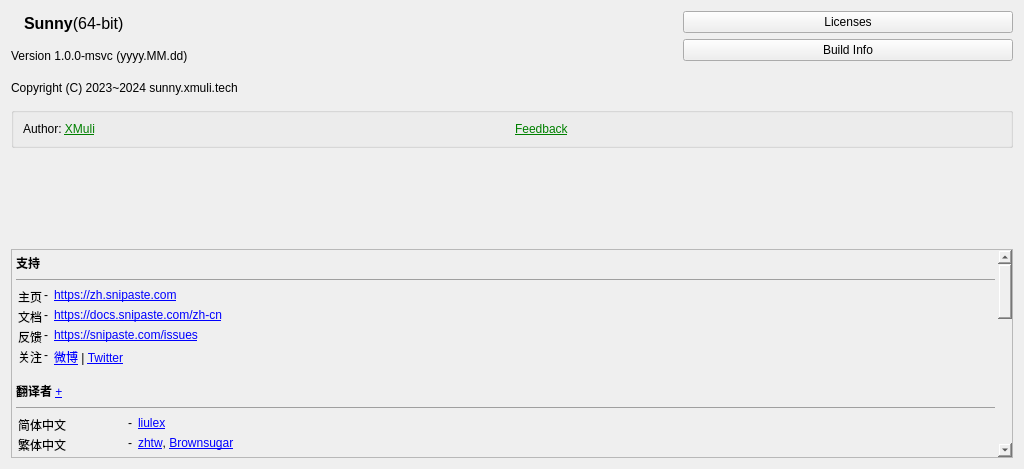
Before: the Qt Designer form src/ui/composite_widgets/about.ui in XMuli/SunnyCapturer, drawn with Qt 5.
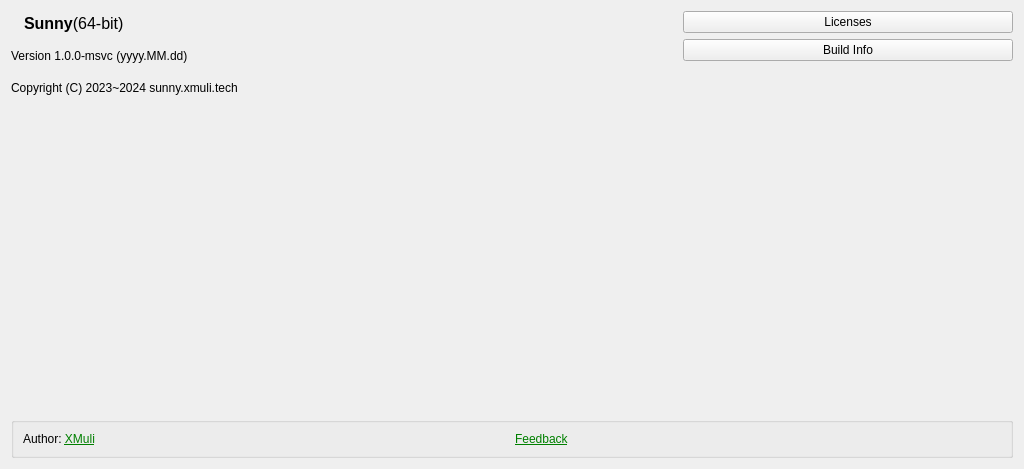
After: the same form once the commit is applied. Icons and pictures are not drawn.

```diff
--- a/src/ui/composite_widgets/about.ui
+++ b/src/ui/composite_widgets/about.ui
@@ -84,6 +84,59 @@
      </layout>
     </widget>
    </item>
+   <item row="4" column="0" colspan="3">
+    <widget class="QGroupBox" name="groupBox">
+     <property name="title">
+      <string/>
+     </property>
+     <layout class="QVBoxLayout" name="verticalLayout_3">
+      <item>
+       <widget class="QWidget" name="widget" native="true">
+        <layout class="QHBoxLayout" name="horizontalLayout_2">
+         <property name="leftMargin">
+          <number>0</number>
+         </property>
+         <property name="topMargin">
+          <number>0</number>
+         </property>
+         <property name="rightMargin">
+          <number>0</number>
+         </property>
+         <property name="bottomMargin">
+          <number>0</number>
+         </property>
+         <item>
+          <widget class="QLabel" name="labMail">
+           <property name="text">
+            <string>&lt;html&gt;&lt;head/&gt;&lt;body&gt;&lt;p&gt;Author: &lt;a href=&quot;https://github.com/XMuli&quot;&gt;&lt;span style=&quot; text-decoration: underline; color:#008000;&quot;&gt;XMuli&lt;/span&gt;&lt;/a&gt;&lt;/p&gt;&lt;/body&gt;&lt;/html&gt;</string>
+           </property>
+           <property name="openExternalLinks">
+            <bool>true</bool>
+           </property>
+          </widget>
+         </item>
+         <item>
+          <widget class="QLabel" name="labIMGroup">
+           <property name="text">
+            <string>&lt;html&gt;&lt;head/&gt;&lt;body&gt;&lt;p&gt;&lt;a href=&quot;https://github.com/XMuli/SunnyPages/issues&quot;&gt;&lt;span style=&quot; text-decoration: underline; color:#008000;&quot;&gt;Feedback&lt;/span&gt;&lt;/a&gt;&lt;/p&gt;&lt;/body&gt;&lt;/html&gt;</string>
+           </property>
+           <property name="textFormat">
+            <enum>Qt::RichText</enum>
+           </property>
+           <property name="alignment">
+            <set>Qt::AlignLeading|Qt::AlignLeft|Qt::AlignVCenter</set>
+           </property>
+           <property name="openExternalLinks">
+            <bool>true</bool>
+           </property>
+          </widget>
+         </item>
+        </layout>
+       </widget>
+      </item>
+     </layout>
+    </widget>
+   </item>
    <item row="0" column="2" rowspan="3">
     <widget class="QWidget" name="widget_2" native="true">
      <layout class="QVBoxLayout" name="verticalLayout">
@@ -149,66 +202,13 @@
      </property>
     </widget>
    </item>
-   <item row="3" column="0" colspan="3">
-    <widget class="QGroupBox" name="groupBox">
-     <property name="title">
-      <string/>
-     </property>
-     <layout class="QVBoxLayout" name="verticalLayout_3">
-      <item>
-       <widget class="QWidget" name="widget" native="true">
-        <layout class="QHBoxLayout" name="horizontalLayout_2">
-         <property name="leftMargin">
-          <number>0</number>
-         </property>
-         <property name="topMargin">
-          <number>0</number>
-         </property>
-         <property name="rightMargin">
-          <number>0</number>
-         </property>
-         <property name="bottomMargin">
-          <number>0</number>
-         </property>
-         <item>
-          <widget class="QLabel" name="labMail">
-           <property name="text">
-            <string>&lt;html&gt;&lt;head/&gt;&lt;body&gt;&lt;p&gt;Author: &lt;a href=&quot;https://github.com/XMuli&quot;&gt;&lt;span style=&quot; text-decoration: underline; color:#008000;&quot;&gt;XMuli&lt;/span&gt;&lt;/a&gt;&lt;/p&gt;&lt;/body&gt;&lt;/html&gt;</string>
-           </property>
-           <property name="openExternalLinks">
-            <bool>true</bool>
-           </property>
-          </widget>
-         </item>
-         <item>
-          <widget class="QLabel" name="labIMGroup">
-           <property name="text">
-            <string>&lt;html&gt;&lt;head/&gt;&lt;body&gt;&lt;p&gt;&lt;a href=&quot;https://github.com/XMuli/SunnyPages/issues&quot;&gt;&lt;span style=&quot; text-decoration: underline; color:#008000;&quot;&gt;Feedback&lt;/span&gt;&lt;/a&gt;&lt;/p&gt;&lt;/body&gt;&lt;/html&gt;</string>
-           </property>
-           <property name="textFormat">
-            <enum>Qt::RichText</enum>
-           </property>
-           <property name="alignment">
-            <set>Qt::AlignLeading|Qt::AlignLeft|Qt::AlignVCenter</set>
-           </property>
-           <property name="openExternalLinks">
-            <bool>true</bool>
-           </property>
-          </widget>
-         </item>
-        </layout>
-       </widget>
-      </item>
-     </layout>
-    </widget>
-   </item>
-   <item row="4" column="1">
+   <item row="3" column="0">
     <spacer name="verticalSpacer">
      <property name="orientation">
       <enum>Qt::Vertical</enum>
      </property>
      <property name="sizeType">
-      <enum>QSizePolicy::Preferred</enum>
+      <enum>QSizePolicy::Expanding</enum>
      </property>
      <property name="sizeHint" stdset="0">
       <size>
@@ -218,208 +218,6 @@
      </property>
     </spacer>
    </item>
-   <item row="5" column="0" colspan="3">
-    <widget class="QTextBrowser" name="textBrowser">
-     <property name="styleSheet">
-      <string notr="true">background-color: palette(window);</string>
-     </property>
-     <property name="html">
-      <string>&lt;!DOCTYPE HTML PUBLIC &quot;-//W3C//DTD HTML 4.0//EN&quot; &quot;http://www.w3.org/TR/REC-html40/strict.dtd&quot;&gt;
-&lt;html&gt;&lt;head&gt;&lt;meta name=&quot;qrichtext&quot; content=&quot;1&quot; /&gt;&lt;meta charset=&quot;utf-8&quot; /&gt;&lt;style type=&quot;text/css&quot;&gt;
-p, li { white-space: pre-wrap; }
-hr { height: 1px; border-width: 0; }
-li.unchecked::marker { content: &quot;\2610&quot;; }
-li.checked::marker { content: &quot;\2612&quot;; }
-&lt;/style&gt;&lt;/head&gt;&lt;body style=&quot; font-family:'Segoe UI'; font-size:9pt; font-weight:400; font-style:normal;&quot;&gt;
-&lt;p style=&quot; margin-top:0px; margin-bottom:0px; margin-left:0px; margin-right:0px; -qt-block-indent:0; text-indent:0px;&quot;&gt;&lt;span style=&quot; font-weight:700;&quot;&gt;支持&lt;/span&gt;&lt;/p&gt;
-&lt;hr /&gt;
-&lt;table border=&quot;0&quot; style=&quot; margin-top:0px; margin-bottom:0px; margin-left:0px; margin-right:0px;&quot; cellspacing=&quot;2&quot; cellpadding=&quot;0&quot;&gt;
-&lt;tr&gt;
-&lt;td&gt;
-&lt;p style=&quot; margin-top:0px; margin-bottom:0px; margin-left:0px; margin-right:0px; -qt-block-indent:0; text-indent:0px;&quot;&gt;主页&lt;/p&gt;&lt;/td&gt;
-&lt;td&gt;
-&lt;p style=&quot; margin-top:0px; margin-bottom:0px; margin-left:0px; margin-right:0px; -qt-block-indent:0; text-indent:0px;&quot;&gt;- &lt;/p&gt;&lt;/td&gt;
-&lt;td&gt;
-&lt;p style=&quot; margin-top:0px; margin-bottom:0px; margin-left:0px; margin-right:0px; -qt-block-indent:0; text-indent:0px;&quot;&gt;&lt;a href=&quot;https://zh.snipaste.com&quot;&gt;&lt;span style=&quot; text-decoration: underline; color:#0000ff;&quot;&gt;https://zh.snipaste.com&lt;/span&gt;&lt;/a&gt;&lt;/p&gt;&lt;/td&gt;&lt;/tr&gt;
-&lt;tr&gt;
-&lt;td&gt;
-&lt;p style=&quot; margin-top:0px; margin-bottom:0px; margin-left:0px; margin-right:0px; -qt-block-indent:0; text-indent:0px;&quot;&gt;文档&lt;/p&gt;&lt;/td&gt;
-&lt;td&gt;
-&lt;p style=&quot; margin-top:0px; margin-bottom:0px; margin-left:0px; margin-right:0px; -qt-block-indent:0; text-indent:0px;&quot;&gt;- &lt;/p&gt;&lt;/td&gt;
-&lt;td&gt;
-&lt;p style=&quot; margin-top:0px; margin-bottom:0px; margin-left:0px; margin-right:0px; -qt-block-indent:0; text-indent:0px;&quot;&gt;&lt;a href=&quot;https://docs.snipaste.com/zh-cn&quot;&gt;&lt;span style=&quot; text-decoration: underline; color:#0000ff;&quot;&gt;https://docs.snipaste.com/zh-cn&lt;/span&gt;&lt;/a&gt;&lt;/p&gt;&lt;/td&gt;&lt;/tr&gt;
-&lt;tr&gt;
-&lt;td&gt;
-&lt;p style=&quot; margin-top:0px; margin-bottom:0px; margin-left:0px; margin-right:0px; -qt-block-indent:0; text-indent:0px;&quot;&gt;反馈&lt;/p&gt;&lt;/td&gt;
-&lt;td&gt;
-&lt;p style=&quot; margin-top:0px; margin-bottom:0px; margin-left:0px; margin-right:0px; -qt-block-indent:0; text-indent:0px;&quot;&gt;- &lt;/p&gt;&lt;/td&gt;
-&lt;td&gt;
-&lt;p style=&quot; margin-top:0px; margin-bottom:0px; margin-left:0px; margin-right:0px; -qt-block-indent:0; text-indent:0px;&quot;&gt;&lt;a href=&quot;https://snipaste.com/issues&quot;&gt;&lt;span style=&quot; text-decoration: underline; color:#0000ff;&quot;&gt;https://snipaste.com/issues&lt;/span&gt;&lt;/a&gt;&lt;/p&gt;&lt;/td&gt;&lt;/tr&gt;
-&lt;tr&gt;
-&lt;td&gt;
-&lt;p style=&quot; margin-top:0px; margin-bottom:0px; margin-left:0px; margin-right:0px; -qt-block-indent:0; text-indent:0px;&quot;&gt;关注&lt;/p&gt;&lt;/td&gt;
-&lt;td&gt;
-&lt;p style=&quot; margin-top:0px; margin-bottom:0px; margin-left:0px; margin-right:0px; -qt-block-indent:0; text-indent:0px;&quot;&gt;- &lt;/p&gt;&lt;/td&gt;
-&lt;td&gt;
-&lt;p style=&quot; margin-top:0px; margin-bottom:0px; margin-left:0px; margin-right:0px; -qt-block-indent:0; text-indent:0px;&quot;&gt;&lt;a href=&quot;https://weibo.com/snipaste&quot;&gt;&lt;span style=&quot; text-decoration: underline; color:#0000ff;&quot;&gt;微博&lt;/span&gt;&lt;/a&gt; | &lt;a href=&quot;https://twitter.com/Snipaste&quot;&gt;&lt;span style=&quot; text-decoration: underline; color:#0000ff;&quot;&gt;Twitter&lt;/span&gt;&lt;/a&gt;&lt;/p&gt;&lt;/td&gt;&lt;/tr&gt;&lt;/table&gt;
-&lt;p style=&quot;-qt-paragraph-type:empty; margin-top:0px; margin-bottom:0px; margin-left:0px; margin-right:0px; -qt-block-indent:0; text-indent:0px;&quot;&gt;&lt;br /&gt;&lt;/p&gt;
-&lt;p style=&quot; margin-top:0px; margin-bottom:0px; margin-left:0px; margin-right:0px; -qt-block-indent:0; text-indent:0px;&quot;&gt;&lt;span style=&quot; font-weight:700;&quot;&gt;翻译者&lt;/span&gt; &lt;a href=&quot;https://github.com/Snipaste/translations&quot;&gt;&lt;span style=&quot; text-decoration: underline; color:#0000ff;&quot;&gt;+&lt;/span&gt;&lt;/a&gt;&lt;/p&gt;
-&lt;hr /&gt;
-&lt;table border=&quot;0&quot; style=&quot; margin-top:0px; margin-bottom:0px; margin-left:0px; margin-right:0px;&quot; cellspacing=&quot;2&quot; cellpadding=&quot;0&quot;&gt;
-&lt;tr&gt;
-&lt;td&gt;
-&lt;p style=&quot; margin-top:0px; margin-bottom:0px; margin-left:0px; margin-right:0px; -qt-block-indent:0; text-indent:0px;&quot;&gt;简体中文&lt;/p&gt;&lt;/td&gt;
-&lt;td&gt;
-&lt;p style=&quot; margin-top:0px; margin-bottom:0px; margin-left:0px; margin-right:0px; -qt-block-indent:0; text-indent:0px;&quot;&gt;- &lt;/p&gt;&lt;/td&gt;
-&lt;td&gt;
-&lt;p style=&quot; margin-top:0px; margin-bottom:0px; margin-left:0px; margin-right:0px; -qt-block-indent:0; text-indent:0px;&quot;&gt;&lt;a href=&quot;https://github.com/liulex&quot;&gt;&lt;span style=&quot; text-decoration: underline; color:#0000ff;&quot;&gt;liulex&lt;/span&gt;&lt;/a&gt;&lt;/p&gt;&lt;/td&gt;&lt;/tr&gt;
-&lt;tr&gt;
-&lt;td&gt;
-&lt;p style=&quot; margin-top:0px; margin-bottom:0px; margin-left:0px; margin-right:0px; -qt-block-indent:0; text-indent:0px;&quot;&gt;繁体中文&lt;/p&gt;&lt;/td&gt;
-&lt;td&gt;
-&lt;p style=&quot; margin-top:0px; margin-bottom:0px; margin-left:0px; margin-right:0px; -qt-block-indent:0; text-indent:0px;&quot;&gt;- &lt;/p&gt;&lt;/td&gt;
-&lt;td&gt;
-&lt;p style=&quot; margin-top:0px; margin-bottom:0px; margin-left:0px; margin-right:0px; -qt-block-indent:0; text-indent:0px;&quot;&gt;&lt;a href=&quot;http://greedphantom.blogspot.tw&quot;&gt;&lt;span style=&quot; text-decoration: underline; color:#0000ff;&quot;&gt;zhtw&lt;/span&gt;&lt;/a&gt;, &lt;a href=&quot;https://brownsugar.tw&quot;&gt;&lt;span style=&quot; text-decoration: underline; color:#0000ff;&quot;&gt;Brownsugar&lt;/span&gt;&lt;/a&gt;&lt;/p&gt;&lt;/td&gt;&lt;/tr&gt;
-&lt;tr&gt;
-&lt;td&gt;
-&lt;p style=&quot; margin-top:0px; margin-bottom:0px; margin-left:0px; margin-right:0px; -qt-block-indent:0; text-indent:0px;&quot;&gt;德语&lt;/p&gt;&lt;/td&gt;
-&lt;td&gt;
-&lt;p style=&quot; margin-top:0px; margin-bottom:0px; margin-left:0px; margin-right:0px; -qt-block-indent:0; text-indent:0px;&quot;&gt;- &lt;/p&gt;&lt;/td&gt;
-&lt;td&gt;
-&lt;p style=&quot; margin-top:0px; margin-bottom:0px; margin-left:0px; margin-right:0px; -qt-block-indent:0; text-indent:0px;&quot;&gt;&lt;a href=&quot;http://www.fontenvironment.com&quot;&gt;&lt;span style=&quot; text-decoration: underline; color:#0000ff;&quot;&gt;Samuel Marcius&lt;/span&gt;&lt;/a&gt;&lt;/p&gt;&lt;/td&gt;&lt;/tr&gt;
-&lt;tr&gt;
-&lt;td&gt;
-&lt;p style=&quot; margin-top:0px; margin-bottom:0px; margin-left:0px; margin-right:0px; -qt-block-indent:0; text-indent:0px;&quot;&gt;希腊语&lt;/p&gt;&lt;/td&gt;
-&lt;td&gt;
-&lt;p style=&quot; margin-top:0px; margin-bottom:0px; margin-left:0px; margin-right:0px; -qt-block-indent:0; text-indent:0px;&quot;&gt;- &lt;/p&gt;&lt;/td&gt;
-&lt;td&gt;
-&lt;p style=&quot; margin-top:0px; margin-bottom:0px; margin-left:0px; margin-right:0px; -qt-block-indent:0; text-indent:0px;&quot;&gt;&lt;a href=&quot;http://www.geogeo.gr&quot;&gt;&lt;span style=&quot; text-decoration: underline; color:#0000ff;&quot;&gt;geogeo.gr&lt;/span&gt;&lt;/a&gt;&lt;/p&gt;&lt;/td&gt;&lt;/tr&gt;
-&lt;tr&gt;
-&lt;td&gt;
-&lt;p style=&quot; margin-top:0px; margin-bottom:0px; margin-left:0px; margin-right:0px; -qt-block-indent:0; text-indent:0px;&quot;&gt;瑞典语&lt;/p&gt;&lt;/td&gt;
-&lt;td&gt;
-&lt;p style=&quot; margin-top:0px; margin-bottom:0px; margin-left:0px; margin-right:0px; -qt-block-indent:0; text-indent:0px;&quot;&gt;- &lt;/p&gt;&lt;/td&gt;
-&lt;td&gt;
-&lt;p style=&quot; margin-top:0px; margin-bottom:0px; margin-left:0px; margin-right:0px; -qt-block-indent:0; text-indent:0px;&quot;&gt;&lt;a href=&quot;https://svenskasprakfiler.se&quot;&gt;&lt;span style=&quot; text-decoration: underline; color:#0000ff;&quot;&gt;Åke Engelbrektson&lt;/span&gt;&lt;/a&gt;&lt;/p&gt;&lt;/td&gt;&lt;/tr&gt;
-&lt;tr&gt;
-&lt;td&gt;
-&lt;p style=&quot; margin-top:0px; margin-bottom:0px; margin-left:0px; margin-right:0px; -qt-block-indent:0; text-indent:0px;&quot;&gt;日语&lt;/p&gt;&lt;/td&gt;
-&lt;td&gt;
-&lt;p style=&quot; margin-top:0px; margin-bottom:0px; margin-left:0px; margin-right:0px; -qt-block-indent:0; text-indent:0px;&quot;&gt;- &lt;/p&gt;&lt;/td&gt;
-&lt;td&gt;
-&lt;p style=&quot; margin-top:0px; margin-bottom:0px; margin-left:0px; margin-right:0px; -qt-block-indent:0; text-indent:0px;&quot;&gt;鳳凰院カミ, &lt;a href=&quot;https://blog.sion.moe&quot;&gt;&lt;span style=&quot; text-decoration: underline; color:#0000ff;&quot;&gt;Sayori Studio&lt;/span&gt;&lt;/a&gt;,&lt;br /&gt;&lt;a href=&quot;https://github.com/BakaChinatsu&quot;&gt;&lt;span style=&quot; text-decoration: underline; color:#0000ff;&quot;&gt;雨宮千夏&lt;/span&gt;&lt;/a&gt;, YoungYuan&lt;/p&gt;&lt;/td&gt;&lt;/tr&gt;
-&lt;tr&gt;
-&lt;td&gt;
-&lt;p style=&quot; margin-top:0px; margin-bottom:0px; margin-left:0px; margin-right:0px; -qt-block-indent:0; text-indent:0px;&quot;&gt;葡萄牙语（巴西）&lt;/p&gt;&lt;/td&gt;
-&lt;td&gt;
-&lt;p style=&quot; margin-top:0px; margin-bottom:0px; margin-left:0px; margin-right:0px; -qt-block-indent:0; text-indent:0px;&quot;&gt;- &lt;/p&gt;&lt;/td&gt;
-&lt;td&gt;
-&lt;p style=&quot; margin-top:0px; margin-bottom:0px; margin-left:0px; margin-right:0px; -qt-block-indent:0; text-indent:0px;&quot;&gt;Igor Rückert&lt;/p&gt;&lt;/td&gt;&lt;/tr&gt;
-&lt;tr&gt;
-&lt;td&gt;
-&lt;p style=&quot; margin-top:0px; margin-bottom:0px; margin-left:0px; margin-right:0px; -qt-block-indent:0; text-indent:0px;&quot;&gt;波兰语&lt;/p&gt;&lt;/td&gt;
-&lt;td&gt;
-&lt;p style=&quot; margin-top:0px; margin-bottom:0px; margin-left:0px; margin-right:0px; -qt-block-indent:0; text-indent:0px;&quot;&gt;- &lt;/p&gt;&lt;/td&gt;
-&lt;td&gt;
-&lt;p style=&quot; margin-top:0px; margin-bottom:0px; margin-left:0px; margin-right:0px; -qt-block-indent:0; text-indent:0px;&quot;&gt;&lt;a href=&quot;https://github.com/Wirus-deleted-my-username&quot;&gt;&lt;span style=&quot; text-decoration: underline; color:#0000ff;&quot;&gt;Wirus deleted my username&lt;/span&gt;&lt;/a&gt;, &lt;a href=&quot;https://github.com/mbiesiad&quot;&gt;&lt;span style=&quot; text-decoration: underline; color:#0000ff;&quot;&gt;mbiesiad&lt;/span&gt;&lt;/a&gt;&lt;/p&gt;&lt;/td&gt;&lt;/tr&gt;
-&lt;tr&gt;
-&lt;td&gt;
-&lt;p style=&quot; margin-top:0px; margin-bottom:0px; margin-left:0px; margin-right:0px; -qt-block-indent:0; text-indent:0px;&quot;&gt;荷兰语&lt;/p&gt;&lt;/td&gt;
-&lt;td&gt;
-&lt;p style=&quot; margin-top:0px; margin-bottom:0px; margin-left:0px; margin-right:0px; -qt-block-indent:0; text-indent:0px;&quot;&gt;- &lt;/p&gt;&lt;/td&gt;
-&lt;td&gt;
-&lt;p style=&quot; margin-top:0px; margin-bottom:0px; margin-left:0px; margin-right:0px; -qt-block-indent:0; text-indent:0px;&quot;&gt;Stephan Paternotte&lt;/p&gt;&lt;/td&gt;&lt;/tr&gt;
-&lt;tr&gt;
-&lt;td&gt;
-&lt;p style=&quot; margin-top:0px; margin-bottom:0px; margin-left:0px; margin-right:0px; -qt-block-indent:0; text-indent:0px;&quot;&gt;葡萄牙语（葡萄牙）&lt;/p&gt;&lt;/td&gt;
-&lt;td&gt;
-&lt;p style=&quot; margin-top:0px; margin-bottom:0px; margin-left:0px; margin-right:0px; -qt-block-indent:0; text-indent:0px;&quot;&gt;- &lt;/p&gt;&lt;/td&gt;
-&lt;td&gt;
-&lt;p style=&quot; margin-top:0px; margin-bottom:0px; margin-left:0px; margin-right:0px; -qt-block-indent:0; text-indent:0px;&quot;&gt;&lt;a href=&quot;mailto:luis.a.neves@sapo.pt&quot;&gt;&lt;span style=&quot; text-decoration: underline; color:#0000ff;&quot;&gt;Luis Neves&lt;/span&gt;&lt;/a&gt;&lt;/p&gt;&lt;/td&gt;&lt;/tr&gt;
-&lt;tr&gt;
-&lt;td&gt;
-&lt;p style=&quot; margin-top:0px; margin-bottom:0px; margin-left:0px; margin-right:0px; -qt-block-indent:0; text-indent:0px;&quot;&gt;越南语&lt;/p&gt;&lt;/td&gt;
-&lt;td&gt;
-&lt;p style=&quot; margin-top:0px; margin-bottom:0px; margin-left:0px; margin-right:0px; -qt-block-indent:0; text-indent:0px;&quot;&gt;- &lt;/p&gt;&lt;/td&gt;
-&lt;td&gt;
-&lt;p style=&quot; margin-top:0px; margin-bottom:0px; margin-left:0px; margin-right:0px; -qt-block-indent:0; text-indent:0px;&quot;&gt;&lt;a href=&quot;mailto:it4u.mm@gmail.com&quot;&gt;&lt;span style=&quot; text-decoration: underline; color:#0000ff;&quot;&gt;evildeepblue&lt;/span&gt;&lt;/a&gt;&lt;/p&gt;&lt;/td&gt;&lt;/tr&gt;
-&lt;tr&gt;
-&lt;td&gt;
-&lt;p style=&quot; margin-top:0px; margin-bottom:0px; margin-left:0px; margin-right:0px; -qt-block-indent:0; text-indent:0px;&quot;&gt;法语&lt;/p&gt;&lt;/td&gt;
-&lt;td&gt;
-&lt;p style=&quot; margin-top:0px; margin-bottom:0px; margin-left:0px; margin-right:0px; -qt-block-indent:0; text-indent:0px;&quot;&gt;- &lt;/p&gt;&lt;/td&gt;
-&lt;td&gt;
-&lt;p style=&quot; margin-top:0px; margin-bottom:0px; margin-left:0px; margin-right:0px; -qt-block-indent:0; text-indent:0px;&quot;&gt;rico-sos&lt;/p&gt;&lt;/td&gt;&lt;/tr&gt;
-&lt;tr&gt;
-&lt;td&gt;
-&lt;p style=&quot; margin-top:0px; margin-bottom:0px; margin-left:0px; margin-right:0px; -qt-block-indent:0; text-indent:0px;&quot;&gt;俄语&lt;/p&gt;&lt;/td&gt;
-&lt;td&gt;
-&lt;p style=&quot; margin-top:0px; margin-bottom:0px; margin-left:0px; margin-right:0px; -qt-block-indent:0; text-indent:0px;&quot;&gt;- &lt;/p&gt;&lt;/td&gt;
-&lt;td&gt;
-&lt;p style=&quot; margin-top:0px; margin-bottom:0px; margin-left:0px; margin-right:0px; -qt-block-indent:0; text-indent:0px;&quot;&gt;&lt;a href=&quot;https://github.com/vanja-san&quot;&gt;&lt;span style=&quot; text-decoration: underline; color:#0000ff;&quot;&gt;vanja-san&lt;/span&gt;&lt;/a&gt;, &lt;a href=&quot;https://github.com/sharkeron&quot;&gt;&lt;span style=&quot; text-decoration: underline; color:#0000ff;&quot;&gt;sharkeron&lt;/span&gt;&lt;/a&gt; , &lt;a href=&quot;mailto:dziugas1959@hotmail.com&quot;&gt;&lt;span style=&quot; text-decoration: underline; color:#0000ff;&quot;&gt;Džiugas Januševičius&lt;/span&gt;&lt;/a&gt;&lt;/p&gt;&lt;/td&gt;&lt;/tr&gt;
-&lt;tr&gt;
-&lt;td&gt;
-&lt;p style=&quot; margin-top:0px; margin-bottom:0px; margin-left:0px; margin-right:0px; -qt-block-indent:0; text-indent:0px;&quot;&gt;阿拉伯语&lt;/p&gt;&lt;/td&gt;
-&lt;td&gt;
-&lt;p style=&quot; margin-top:0px; margin-bottom:0px; margin-left:0px; margin-right:0px; -qt-block-indent:0; text-indent:0px;&quot;&gt;- &lt;/p&gt;&lt;/td&gt;
-&lt;td&gt;
-&lt;p style=&quot; margin-top:0px; margin-bottom:0px; margin-left:0px; margin-right:0px; -qt-block-indent:0; text-indent:0px;&quot;&gt;MFMDawdeh&lt;/p&gt;&lt;/td&gt;&lt;/tr&gt;
-&lt;tr&gt;
-&lt;td&gt;
-&lt;p style=&quot; margin-top:0px; margin-bottom:0px; margin-left:0px; margin-right:0px; -qt-block-indent:0; text-indent:0px;&quot;&gt;土耳其语&lt;/p&gt;&lt;/td&gt;
-&lt;td&gt;
-&lt;p style=&quot; margin-top:0px; margin-bottom:0px; margin-left:0px; margin-right:0px; -qt-block-indent:0; text-indent:0px;&quot;&gt;- &lt;/p&gt;&lt;/td&gt;
-&lt;td&gt;
-&lt;p style=&quot; margin-top:0px; margin-bottom:0px; margin-left:0px; margin-right:0px; -qt-block-indent:0; text-indent:0px;&quot;&gt;&lt;a href=&quot;https://github.com/mthryilmaz&quot;&gt;&lt;span style=&quot; text-decoration: underline; color:#0000ff;&quot;&gt;mthryilmaz&lt;/span&gt;&lt;/a&gt;&lt;/p&gt;&lt;/td&gt;&lt;/tr&gt;
-&lt;tr&gt;
-&lt;td&gt;
-&lt;p style=&quot; margin-top:0px; margin-bottom:0px; margin-left:0px; margin-right:0px; -qt-block-indent:0; text-indent:0px;&quot;&gt;塞尔维亚语&lt;/p&gt;&lt;/td&gt;
-&lt;td&gt;
-&lt;p style=&quot; margin-top:0px; margin-bottom:0px; margin-left:0px; margin-right:0px; -qt-block-indent:0; text-indent:0px;&quot;&gt;- &lt;/p&gt;&lt;/td&gt;
-&lt;td&gt;
-&lt;p style=&quot; margin-top:0px; margin-bottom:0px; margin-left:0px; margin-right:0px; -qt-block-indent:0; text-indent:0px;&quot;&gt;&lt;a href=&quot;mailto:ozzii.translate@gmail.com&quot;&gt;&lt;span style=&quot; text-decoration: underline; color:#0000ff;&quot;&gt;ozzii.translate&lt;/span&gt;&lt;/a&gt;&lt;/p&gt;&lt;/td&gt;&lt;/tr&gt;
-&lt;tr&gt;
-&lt;td&gt;
-&lt;p style=&quot; margin-top:0px; margin-bottom:0px; margin-left:0px; margin-right:0px; -qt-block-indent:0; text-indent:0px;&quot;&gt;西班牙语（墨西哥）&lt;/p&gt;&lt;/td&gt;
-&lt;td&gt;
-&lt;p style=&quot; margin-top:0px; margin-bottom:0px; margin-left:0px; margin-right:0px; -qt-block-indent:0; text-indent:0px;&quot;&gt;- &lt;/p&gt;&lt;/td&gt;
-&lt;td&gt;
-&lt;p style=&quot; margin-top:0px; margin-bottom:0px; margin-left:0px; margin-right:0px; -qt-block-indent:0; text-indent:0px;&quot;&gt;&lt;a href=&quot;https://github.com/enriquedfa&quot;&gt;&lt;span style=&quot; text-decoration: underline; color:#0000ff;&quot;&gt;enriquedfa&lt;/span&gt;&lt;/a&gt;&lt;/p&gt;&lt;/td&gt;&lt;/tr&gt;
-&lt;tr&gt;
-&lt;td&gt;
-&lt;p style=&quot; margin-top:0px; margin-bottom:0px; margin-left:0px; margin-right:0px; -qt-block-indent:0; text-indent:0px;&quot;&gt;韩语&lt;/p&gt;&lt;/td&gt;
-&lt;td&gt;
-&lt;p style=&quot; margin-top:0px; margin-bottom:0px; margin-left:0px; margin-right:0px; -qt-block-indent:0; text-indent:0px;&quot;&gt;- &lt;/p&gt;&lt;/td&gt;
-&lt;td&gt;
-&lt;p style=&quot; margin-top:0px; margin-bottom:0px; margin-left:0px; margin-right:0px; -qt-block-indent:0; text-indent:0px;&quot;&gt;&lt;a href=&quot;https://github.com/parkkyeongtae&quot;&gt;&lt;span style=&quot; text-decoration: underline; color:#0000ff;&quot;&gt;박경태&lt;/span&gt;&lt;/a&gt;&lt;/p&gt;&lt;/td&gt;&lt;/tr&gt;
-&lt;tr&gt;
-&lt;td&gt;
-&lt;p style=&quot; margin-top:0px; margin-bottom:0px; margin-left:0px; margin-right:0px; -qt-block-indent:0; text-indent:0px;&quot;&gt;捷克语&lt;/p&gt;&lt;/td&gt;
-&lt;td&gt;
-&lt;p style=&quot; margin-top:0px; margin-bottom:0px; margin-left:0px; margin-right:0px; -qt-block-indent:0; text-indent:0px;&quot;&gt;- &lt;/p&gt;&lt;/td&gt;
-&lt;td&gt;
-&lt;p style=&quot; margin-top:0px; margin-bottom:0px; margin-left:0px; margin-right:0px; -qt-block-indent:0; text-indent:0px;&quot;&gt;Štěpán Hašler&lt;/p&gt;&lt;/td&gt;&lt;/tr&gt;
-&lt;tr&gt;
-&lt;td&gt;
-&lt;p style=&quot; margin-top:0px; margin-bottom:0px; margin-left:0px; margin-right:0px; -qt-block-indent:0; text-indent:0px;&quot;&gt;意大利语&lt;/p&gt;&lt;/td&gt;
-&lt;td&gt;
-&lt;p style=&quot; margin-top:0px; margin-bottom:0px; margin-left:0px; margin-right:0px; -qt-block-indent:0; text-indent:0px;&quot;&gt;- &lt;/p&gt;&lt;/td&gt;
-&lt;td&gt;
-&lt;p style=&quot; margin-top:0px; margin-bottom:0px; margin-left:0px; margin-right:0px; -qt-block-indent:0; text-indent:0px;&quot;&gt;&lt;a href=&quot;mailto:muox66@gmail.com&quot;&gt;&lt;span style=&quot; text-decoration: underline; color:#0000ff;&quot;&gt;mausan66&lt;/span&gt;&lt;/a&gt;&lt;/p&gt;&lt;/td&gt;&lt;/tr&gt;
-&lt;tr&gt;
-&lt;td&gt;
-&lt;p style=&quot; margin-top:0px; margin-bottom:0px; margin-left:0px; margin-right:0px; -qt-block-indent:0; text-indent:0px;&quot;&gt;立陶宛语&lt;/p&gt;&lt;/td&gt;
-&lt;td&gt;
-&lt;p style=&quot; margin-top:0px; margin-bottom:0px; margin-left:0px; margin-right:0px; -qt-block-indent:0; text-indent:0px;&quot;&gt;- &lt;/p&gt;&lt;/td&gt;
-&lt;td&gt;
-&lt;p style=&quot; margin-top:0px; margin-bottom:0px; margin-left:0px; margin-right:0px; -qt-block-indent:0; text-indent:0px;&quot;&gt;&lt;a href=&quot;mailto:dziugas1959@hotmail.com&quot;&gt;&lt;span style=&quot; text-decoration: underline; color:#0000ff;&quot;&gt;Džiugas Januševičius&lt;/span&gt;&lt;/a&gt;, Redas B&lt;/p&gt;&lt;/td&gt;&lt;/tr&gt;&lt;/table&gt;
-&lt;p style=&quot;-qt-paragraph-type:empty; margin-top:0px; margin-bottom:0px; margin-left:0px; margin-right:0px; -qt-block-indent:0; text-indent:0px;&quot;&gt;&lt;br /&gt;&lt;/p&gt;
-&lt;p style=&quot; margin-top:0px; margin-bottom:0px; margin-left:0px; margin-right:0px; -qt-block-indent:0; text-indent:0px;&quot;&gt;&lt;span style=&quot; font-weight:700;&quot;&gt;UI&lt;/span&gt;&lt;/p&gt;
-&lt;hr /&gt;
-&lt;p style=&quot; margin-top:0px; margin-bottom:0px; margin-left:0px; margin-right:0px; -qt-block-indent:0; text-indent:0px;&quot;&gt;&lt;a href=&quot;https://www.zhihu.com/people/cyanwang85/activities&quot;&gt;&lt;span style=&quot; text-decoration: underline; color:#0000ff;&quot;&gt;buildery&lt;/span&gt;&lt;/a&gt; · &lt;a href=&quot;https://icons8.com&quot;&gt;&lt;span style=&quot; text-decoration: underline; color:#0000ff;&quot;&gt;Icons8&lt;/span&gt;&lt;/a&gt;&lt;/p&gt;&lt;/body&gt;&lt;/html&gt;</string>
-     </property>
-    </widget>
-   </item>
   </layout>
  </widget>
  <resources>
```
